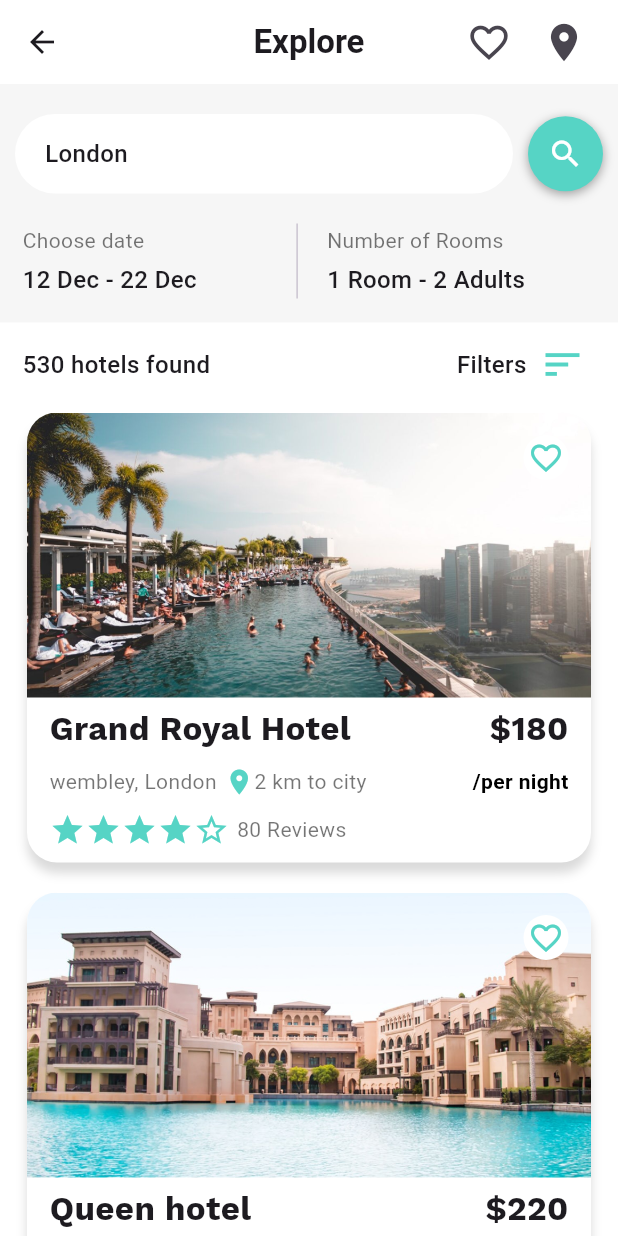
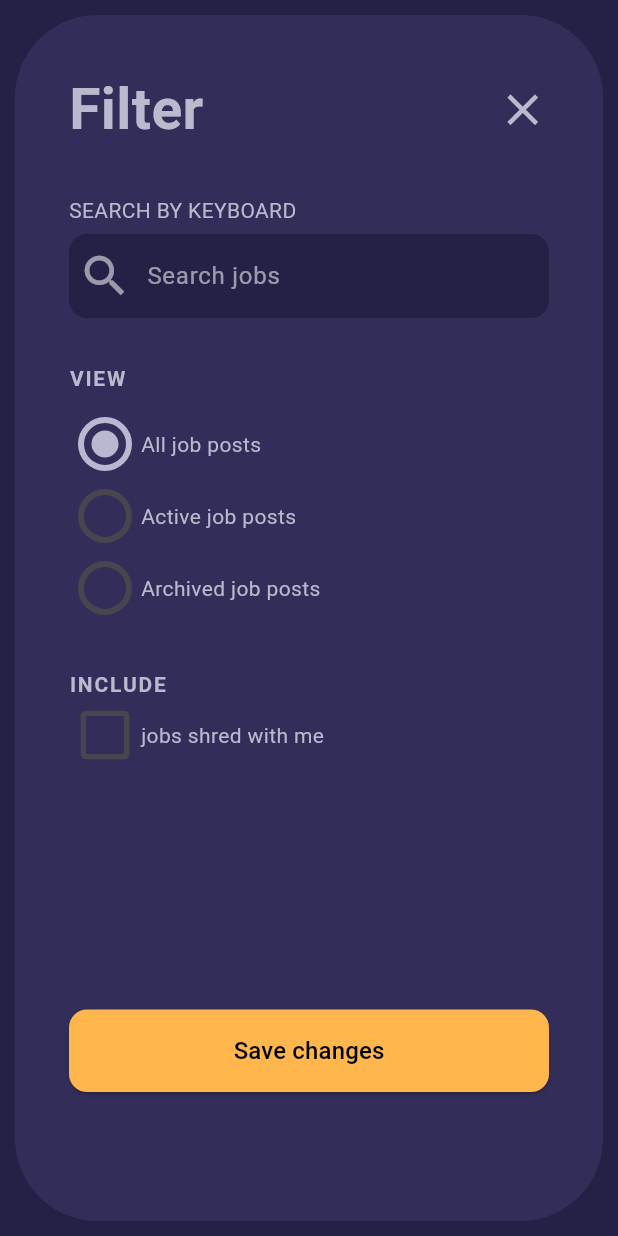
Before and after one commit to Baraajab/flutter_ui_samples, a Flutter app: the screen it shows after launch, on a phone screen of 412 x 824 dp. Run offline on Flutter 3.47's test engine with Material 3 defaults, Android fonts, the phone set to English and light mode, and no system bars; Roboto replaces fonts that are missing (Kula, Reborn).

Commit message:
add filter_ui

```diff
--- /dev/null
+++ b/lib/Filter_ui/filter_ui.dart
@@ -0,0 +1,240 @@
+import 'package:flutter/material.dart';
+
+class filter_ui extends StatelessWidget {
+  const filter_ui({super.key});
+
+  @override
+  Widget build(BuildContext context) {
+    return MaterialApp(title: 'UI_Sample', home: const MyHomePage());
+  }
+}
+
+class MyHomePage extends StatelessWidget {
+  const MyHomePage({super.key});
+
+  @override
+  Widget build(BuildContext context) {
+    return Scaffold(
+      backgroundColor: Color(0xFF242046),
+      body: SafeArea(
+        child: Padding(
+          padding: const EdgeInsets.all(10),
+          child: Container(
+            padding: EdgeInsets.all(36),
+            decoration: BoxDecoration(
+              color: Color(0xFF322e59),
+              borderRadius: BorderRadius.all(Radius.circular(55)),
+            ),
+            child: Column(
+              mainAxisAlignment: MainAxisAlignment.spaceAround,
+              crossAxisAlignment: CrossAxisAlignment.start,
+              children: [
+                Row(
+                  mainAxisAlignment: MainAxisAlignment.spaceBetween,
+                  children: [
+                    Text(
+                      'Filter',
+                      style: TextStyle(
+                        color: Color(0xFFbab9ce),
+                        fontSize: 38,
+                        fontWeight: FontWeight.bold,
+                        fontFamily: 'Kula',
+                      ),
+                    ),
+                    Icon(Icons.close, color: Color(0xFFbab9ce), size: 35),
+                  ],
+                ),
+                SizedBox(height: 30),
+                Text(
+                  'SEARCH BY KEYBOARD',
+
+                  style: TextStyle(color: Color(0xFFbab9ce)),
+                ),
+                SizedBox(height: 6),
+                TextField(
+                  decoration: InputDecoration(
+                    filled: true,
+                    fillColor: Color(0xFF242046),
+                    hintText: 'Search jobs',
+                    hintStyle: TextStyle(color: Colors.white54),
+                    prefixIcon: Icon(
+                      Icons.search,
+                      color: Colors.white54,
+                      size: 36,
+                    ),
+                    border: OutlineInputBorder(
+                      borderRadius: BorderRadius.circular(12),
+                      borderSide: BorderSide.none,
+                    ),
+                  ),
+                  style: TextStyle(color: Color(0xFFbab9ce)),
+                ),
+                SizedBox(height: 30),
+
+                Text(
+                  'VIEW',
+                  style: TextStyle(
+                    color: Color(0xFFbab9ce),
+                    fontWeight: FontWeight.bold,
+                    letterSpacing: 1.2,
+                  ),
+                ),
+                SizedBox(height: 10),
+
+                RadioDemo(),
+
+                SizedBox(height: 30),
+
+                Text(
+                  'INCLUDE',
+                  style: TextStyle(
+                    color: Color(0xFFbab9ce),
+                    fontWeight: FontWeight.bold,
+                    letterSpacing: 1.2,
+                  ),
+                ),
+                Row(
+                  children: [
+                    Transform.scale(scale: 1.8, child: CheckBox()),
+
+                    Text(
+                      'jobs shred with me',
+                      style: TextStyle(color: Color(0xFFbab9ce)),
+                    ),
+                  ],
+                ),
+
+                Spacer(),
+
+                SizedBox(
+                  width: double.infinity,
+                  child: ElevatedButton(
+                    onPressed: () {},
+                    style: ElevatedButton.styleFrom(
+                      backgroundColor: Color(0xFFFFB74D),
+                      padding: EdgeInsets.symmetric(vertical: 16),
+                      shape: RoundedRectangleBorder(
+                        borderRadius: BorderRadius.circular(12),
+                      ),
+                    ),
+                    child: Text(
+                      'Save changes',
+                      style: TextStyle(color: Colors.black, fontSize: 16),
+                    ),
+                  ),
+                ),
+                SizedBox(height: 50),
+              ],
+            ),
+          ),
+        ),
+      ),
+    );
+  }
+}
+
+enum Choices { choice1, choice2, choice3 }
+
+class RadioDemo extends StatefulWidget {
+  const RadioDemo({super.key});
+
+  @override
+  State<RadioDemo> createState() => RadioJobeState();
+}
+
+class RadioJobeState extends State<RadioDemo> {
+  Choices? _choice = Choices.choice1;
+
+  @override
+  Widget build(BuildContext context) {
+    return Column(
+      children: <Widget>[
+        Row(
+          children: [
+            Transform.scale(
+              scale: 2,
+              child: Radio<Choices>(
+                activeColor: Color(0xFFbab8d0),
+                value: Choices.choice1,
+                groupValue: _choice,
+                onChanged: (Choices? value) {
+                  setState(() {
+                    _choice = value;
+                  });
+                },
+              ),
+            ),
+            Text('All job posts', style: TextStyle(color: Color(0xFFbab9ce))),
+          ],
+        ),
+        Row(
+          children: [
+            Transform.scale(
+              scale: 2,
+              child: Radio<Choices>(
+                activeColor: Color(0xFFbab8d0),
+                value: Choices.choice2,
+                groupValue: _choice,
+                onChanged: (Choices? value) {
+                  setState(() {
+                    _choice = value;
+                  });
+                },
+              ),
+            ),
+            Text(
+              'Active job posts',
+              style: TextStyle(color: Color(0xFFbab9ce)),
+            ),
+          ],
+        ),
+        Row(
+          children: [
+            Transform.scale(
+              scale: 2,
+              child: Radio<Choices>(
+                activeColor: Color(0xFFbab8d0),
+                value: Choices.choice3,
+                groupValue: _choice,
+                onChanged: (Choices? value) {
+                  setState(() {
+                    _choice = value;
+                  });
+                },
+              ),
+            ),
+            Text(
+              'Archived job posts',
+              style: TextStyle(color: Color(0xFFbab9ce)),
+            ),
+          ],
+        ),
+      ],
+    );
+  }
+}
+
+class CheckBox extends StatefulWidget {
+  const CheckBox({super.key});
+
+  @override
+  State<CheckBox> createState() => CheckBoxState();
+}
+
+class CheckBoxState extends State<CheckBox> {
+  bool isChecked = false;
+  @override
+  Widget build(BuildContext context) {
+    return Checkbox(
+      activeColor: Color(0xFFbab8d0),
+      hoverColor: Color.fromARGB(255, 8, 5, 33),
+      checkColor: Color.fromARGB(255, 12, 10, 29),
+      value: isChecked,
+      onChanged: (bool? value) {
+        setState(() {
+          isChecked = value!;
+        });
+      },
+    );
+  }
+}
--- a/lib/main.dart
+++ b/lib/main.dart
@@ -1,6 +1,7 @@
 import 'package:flutter/material.dart';
+import 'package:flutter_ui_samples/Filter_ui/filter_ui.dart';
 import 'package:flutter_ui_samples/Hotel_interface_simple/Hotel_main.dart';
 
 void main() {
-  runApp(const Hotel_ui());
+  runApp(const filter_ui());
 }
```
